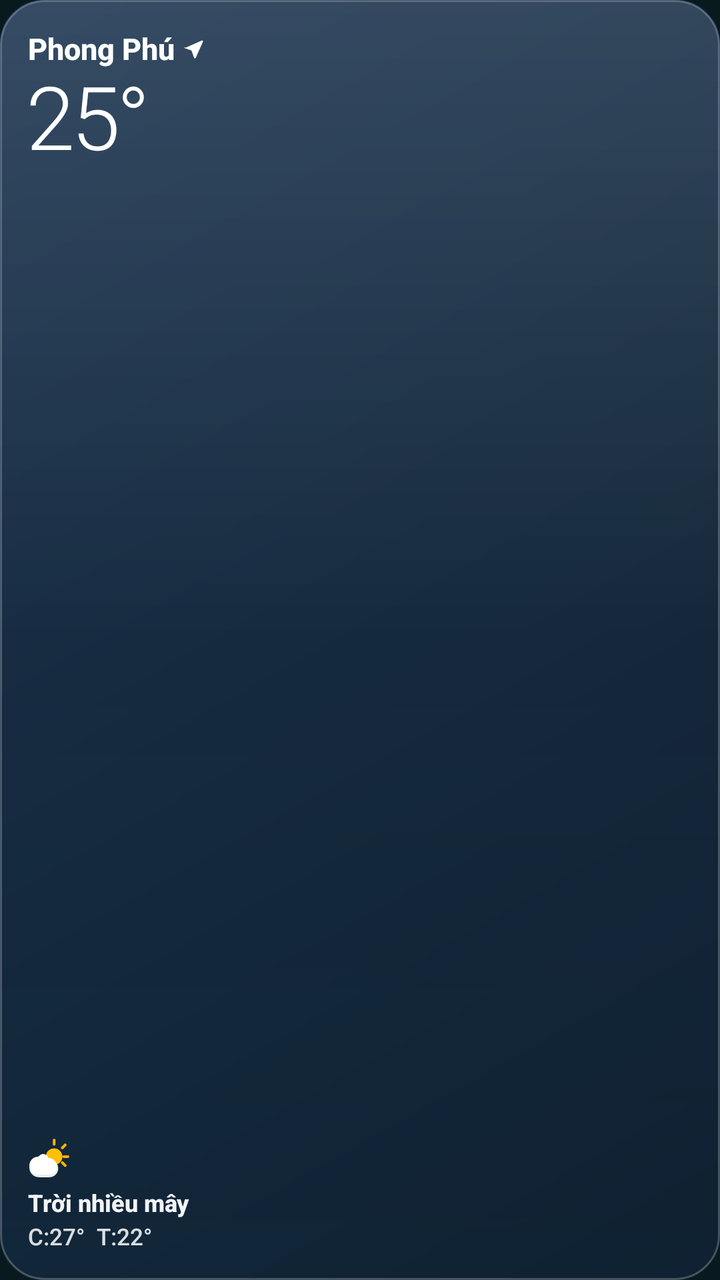
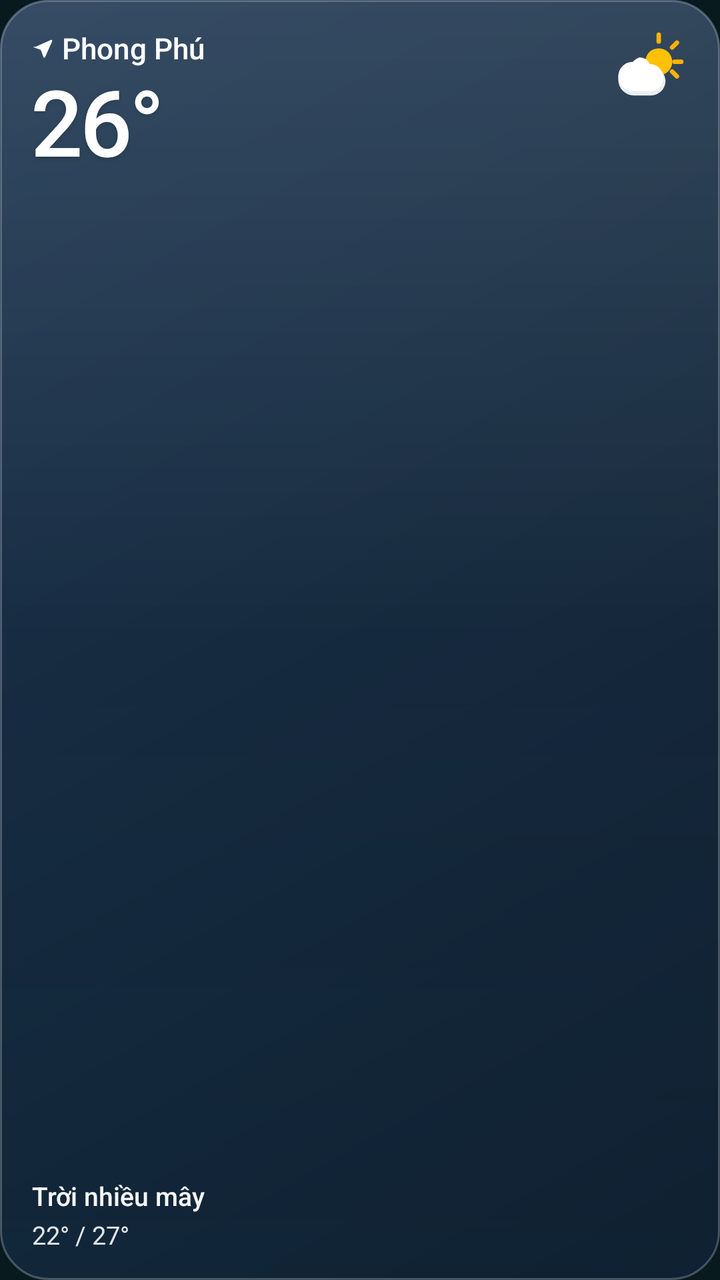

Compare the two renders of this Android layout. The source of the first and the diff that turns it into the second are given below.
<!-- AndroidManifest.xml: application theme Theme.K3Weather -->
<!-- res/layout/widget_weather_small.xml -->
<?xml version="1.0" encoding="utf-8"?>
<RelativeLayout xmlns:android="http://schemas.android.com/apk/res/android"
    android:id="@+id/widgetRoot"
    android:layout_width="match_parent"
    android:layout_height="match_parent"
    android:background="@drawable/bg_widget_sky_night"
    android:padding="14dp">

    
    <LinearLayout
        android:id="@+id/widgetHeader"
        android:layout_width="match_parent"
        android:layout_height="wrap_content"
        android:layout_alignParentTop="true"
        android:gravity="center_vertical"
        android:orientation="horizontal">

        <TextView
            android:id="@+id/widgetCity"
            android:layout_width="wrap_content"
            android:layout_height="wrap_content"
            android:ellipsize="end"
            android:maxLines="1"
            android:text="Phong Phú"
            android:textColor="@android:color/white"
            android:textSize="15sp"
            android:textStyle="bold"
            android:fontFamily="sans-serif-medium" />

        <ImageView
            android:id="@+id/widgetLocationPin"
            android:layout_width="11dp"
            android:layout_height="11dp"
            android:layout_marginStart="4dp"
            android:contentDescription="@null"
            android:src="@drawable/ic_arrow_current_location"
            android:tint="@android:color/white" />
    </LinearLayout>

    
    <TextView
        android:id="@+id/widgetTemp"
        android:layout_width="wrap_content"
        android:layout_height="wrap_content"
        android:layout_below="@id/widgetHeader"
        android:layout_marginTop="0dp"
        android:includeFontPadding="false"
        android:letterSpacing="-0.04"
        android:text="25°"
        android:textColor="@android:color/white"
        android:textSize="44sp"
        android:fontFamily="sans-serif-light" />

    
    <LinearLayout
        android:layout_width="match_parent"
        android:layout_height="wrap_content"
        android:layout_alignParentBottom="true"
        android:orientation="vertical">

        <ImageView
            android:id="@+id/widgetIcon"
            android:layout_width="22dp"
            android:layout_height="22dp"
            android:contentDescription="@null"
            android:src="@drawable/ic_weather_partly_cloudy" />

        <TextView
            android:id="@+id/widgetCondition"
            android:layout_width="match_parent"
            android:layout_height="wrap_content"
            android:layout_marginTop="3dp"
            android:ellipsize="end"
            android:maxLines="1"
            android:text="Trời nhiều mây"
            android:textColor="#F2FFFFFF"
            android:textSize="12sp"
            android:textStyle="bold"
            android:fontFamily="sans-serif-medium" />

        <TextView
            android:id="@+id/widgetHighLow"
            android:layout_width="match_parent"
            android:layout_height="wrap_content"
            android:layout_marginTop="1dp"
            android:ellipsize="end"
            android:maxLines="1"
            android:text="C:27°  T:22°"
            android:textColor="#D9FFFFFF"
            android:textSize="11.5sp"
            android:fontFamily="sans-serif-medium" />
    </LinearLayout>

</RelativeLayout>
<!-- resources referenced by this layout -->
<resources>
  <!-- drawable bg_widget_sky_night (drawable) -->
  <?xml version="1.0" encoding="utf-8"?>
  <layer-list xmlns:android="http://schemas.android.com/apk/res/android">
      
      <item>
          <shape android:shape="rectangle">
              <gradient
                  android:angle="315"
                  android:startColor="#F2142F4D"
                  android:centerColor="#F20D2238"
                  android:endColor="#F2081626"
                  android:type="linear" />
              <corners android:radius="22dp" />
          </shape>
      </item>
      
      <item>
          <shape android:shape="rectangle">
              <gradient
                  android:angle="270"
                  android:startColor="#24FFFFFF"
                  android:centerColor="#08FFFFFF"
                  android:endColor="#0D7DD3FC"
                  android:type="linear" />
              <stroke
                  android:width="1dp"
                  android:color="#3DFFFFFF" />
              <corners android:radius="22dp" />
          </shape>
      </item>
  </layer-list>
  <!-- drawable ic_arrow_current_location (drawable) -->
  <vector xmlns:android="http://schemas.android.com/apk/res/android"
      android:width="16dp"
      android:height="16dp"
      android:viewportWidth="24"
      android:viewportHeight="24">
      <path
          android:fillColor="#00E5FF"
          android:pathData="M3.29,11.29l17.42,-7.74a1,1 0 0,1 1.34,1.34l-7.74,17.42a1,1 0 0,1 -1.86,0.06L9.62,14.38 1.62,11.55a1,1 0 0,1 1.67,-0.26z"/>
  </vector>
  <!-- drawable ic_weather_partly_cloudy (drawable) -->
  <vector xmlns:android="http://schemas.android.com/apk/res/android"
      android:width="32dp"
      android:height="32dp"
      android:viewportWidth="32"
      android:viewportHeight="32">
      
      <path
          android:fillColor="#FFB300"
          android:pathData="M20,6 L20,3 A1,1 0 0,0 18,3 L18,6 A1,1 0 0,0 20,6 Z"/>
      <path
          android:fillColor="#FFB300"
          android:pathData="M25.66,9.34 L27.78,7.22 A1,1 0 1,0 26.36,5.8 L24.24,7.93 A1,1 0 0,0 25.66,9.34 Z"/>
      <path
          android:fillColor="#FFB300"
          android:pathData="M26,16 L29,16 A1,1 0 0,0 29,14 L26,14 A1,1 0 0,0 26,16 Z"/>
      <path
          android:fillColor="#FFB300"
          android:pathData="M24.24,20.07 L26.36,22.19 A1,1 0 1,0 27.78,20.78 L25.66,18.66 A1,1 0 0,0 24.24,20.07 Z"/>
      <path
          android:fillColor="#FFC107"
          android:pathData="M19,9 A6,6 0 1,0 25,15 A6,6 0 0,0 19,9 Z"/>
      
      <path
          android:fillColor="#ECEFF1"
          android:pathData="M11,14 A5,5 0 0,1 15.5,17.2 A6.5,6.5 0 0,1 22,23.5 A6.5,6.5 0 0,1 15.5,30 L8,30 A7,7 0 0,1 8,16 A6.8,6.8 0 0,1 11,14 Z"/>
      <path
          android:fillColor="#FFFFFF"
          android:pathData="M10.5,13 A5,5 0 0,1 15,16 A6,6 0 0,1 21,22.5 A5.5,5.5 0 0,1 15.5,28 L7.5,28 A6.5,6.5 0 0,1 7.5,15 A6.5,6.5 0 0,1 10.5,13 Z"/>
  </vector>
  <style name="Theme.K3Weather" parent="Theme.MaterialComponents.DayNight.NoActionBar">
          <item name="colorPrimary">@color/primary_teal</item>
          <item name="colorPrimaryVariant">@color/primary_dark_teal</item>
          <item name="colorSecondary">@color/accent_cyan</item>
          <item name="android:statusBarColor">@android:color/transparent</item>
          <item name="android:navigationBarColor">@android:color/transparent</item>
          <item name="android:windowBackground">@color/primary_dark_teal</item>
          <item name="android:windowLightStatusBar">false</item>
          <item name="android:windowDrawsSystemBarBackgrounds">true</item>
      </style>
  <color name="primary_teal">#0F2C33</color>
  <color name="primary_dark_teal">#091A1F</color>
  <color name="accent_cyan">#00E5FF</color>
</resources>

<!-- the commit's change to res/layout/widget_weather_small.xml (unified diff, before → after) -->
@@ -4,16 +4,39 @@
     android:layout_width="match_parent"
     android:layout_height="match_parent"
     android:background="@drawable/bg_widget_sky_night"
-    android:padding="14dp">
+    android:paddingHorizontal="16dp"
+    android:paddingVertical="14dp">
+
+    
+    <ImageView
+        android:id="@+id/widgetIcon"
+        android:layout_width="36dp"
+        android:layout_height="36dp"
+        android:layout_alignParentTop="true"
+        android:layout_alignParentEnd="true"
+        android:contentDescription="@null"
+        android:src="@drawable/ic_weather_partly_cloudy" />
 
     
     <LinearLayout
         android:id="@+id/widgetHeader"
         android:layout_width="match_parent"
         android:layout_height="wrap_content"
+        android:layout_alignParentStart="true"
         android:layout_alignParentTop="true"
+        android:layout_toStartOf="@id/widgetIcon"
+        android:layout_marginEnd="6dp"
         android:gravity="center_vertical"
         android:orientation="horizontal">
+
+        <ImageView
+            android:id="@+id/widgetLocationPin"
+            android:layout_width="11dp"
+            android:layout_height="11dp"
+            android:layout_marginEnd="4dp"
+            android:contentDescription="@null"
+            android:src="@drawable/ic_arrow_current_location"
+            android:tint="@android:color/white" />
 
         <TextView
             android:id="@+id/widgetCity"
@@ -23,18 +46,8 @@
             android:maxLines="1"
             android:text="Phong Phú"
             android:textColor="@android:color/white"
-            android:textSize="15sp"
-            android:textStyle="bold"
+            android:textSize="14.5sp"
             android:fontFamily="sans-serif-medium" />
-
-        <ImageView
-            android:id="@+id/widgetLocationPin"
-            android:layout_width="11dp"
-            android:layout_height="11dp"
-            android:layout_marginStart="4dp"
-            android:contentDescription="@null"
-            android:src="@drawable/ic_arrow_current_location"
-            android:tint="@android:color/white" />
     </LinearLayout>
 
     
@@ -43,13 +56,18 @@
         android:layout_width="wrap_content"
         android:layout_height="wrap_content"
         android:layout_below="@id/widgetHeader"
-        android:layout_marginTop="0dp"
+        android:layout_alignParentStart="true"
+        android:layout_marginTop="2dp"
         android:includeFontPadding="false"
-        android:letterSpacing="-0.04"
-        android:text="25°"
+        android:letterSpacing="-0.03"
+        android:text="26°"
         android:textColor="@android:color/white"
-        android:textSize="44sp"
-        android:fontFamily="sans-serif-light" />
+        android:textSize="46sp"
+        android:fontFamily="sans-serif-medium"
+        android:shadowColor="#29000000"
+        android:shadowDx="0"
+        android:shadowDy="2"
+        android:shadowRadius="6" />
 
     
     <LinearLayout
@@ -58,37 +76,28 @@
         android:layout_alignParentBottom="true"
         android:orientation="vertical">
 
-        <ImageView
-            android:id="@+id/widgetIcon"
-            android:layout_width="22dp"
-            android:layout_height="22dp"
-            android:contentDescription="@null"
-            android:src="@drawable/ic_weather_partly_cloudy" />
-
         <TextView
             android:id="@+id/widgetCondition"
             android:layout_width="match_parent"
             android:layout_height="wrap_content"
-            android:layout_marginTop="3dp"
             android:ellipsize="end"
             android:maxLines="1"
             android:text="Trời nhiều mây"
-            android:textColor="#F2FFFFFF"
-            android:textSize="12sp"
-            android:textStyle="bold"
+            android:textColor="#F5FFFFFF"
+            android:textSize="13sp"
             android:fontFamily="sans-serif-medium" />
 
         <TextView
             android:id="@+id/widgetHighLow"
             android:layout_width="match_parent"
             android:layout_height="wrap_content"
-            android:layout_marginTop="1dp"
+            android:layout_marginTop="2dp"
             android:ellipsize="end"
             android:maxLines="1"
-            android:text="C:27°  T:22°"
-            android:textColor="#D9FFFFFF"
-            android:textSize="11.5sp"
-            android:fontFamily="sans-serif-medium" />
+            android:text="22° / 27°"
+            android:textColor="#E0FFFFFF"
+            android:textSize="12.5sp"
+            android:fontFamily="sans-serif" />
     </LinearLayout>
 
 </RelativeLayout>
<!-- resource entries referenced after the edit -->
@@ -12,7 +12,7 @@
                   android:centerColor="#F20D2238"
                   android:endColor="#F2081626"
                   android:type="linear" />
-              <corners android:radius="22dp" />
+              <corners android:radius="24dp" />
           </shape>
       </item>
       
@@ -27,7 +27,7 @@
               <stroke
                   android:width="1dp"
                   android:color="#3DFFFFFF" />
-              <corners android:radius="22dp" />
+              <corners android:radius="24dp" />
           </shape>
       </item>
   </layer-list>
